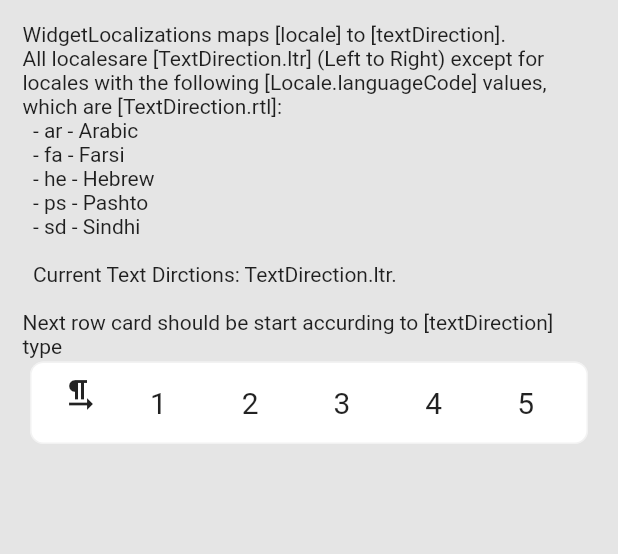
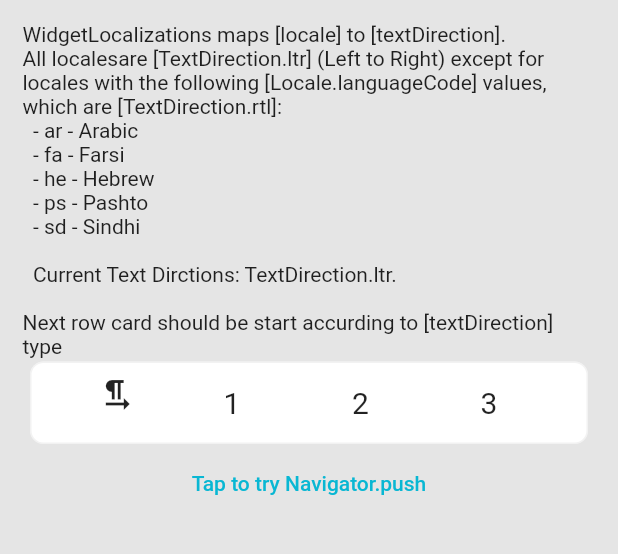
Before and after one commit to khalidfsh/flutter_localizations_tale, a Flutter app: the screen it shows after launch, on a phone screen of 412 x 824 dp, the part 156-710 px from its top. Run offline on Flutter 3.47's test engine with Material 2 defaults, Android fonts, the phone set to English and light mode, and no system bars.

Commit message:
Add Navigator example fo WidgetLocalizations

```diff
--- a/lib/TabViewPages/widget_localizations_page.dart
+++ b/lib/TabViewPages/widget_localizations_page.dart
@@ -17,7 +17,6 @@ class WidgetLocalizationsPage extends StatelessWidget {
           Text(
             textMessage(context),
             textDirection: TextDirection.ltr,
-            style: TextStyle(fontSize: 14),
           ),
           FlatRoundedCard(
             child: Row(
@@ -31,7 +30,7 @@ class WidgetLocalizationsPage extends StatelessWidget {
                       ? Icons.format_textdirection_l_to_r
                       : Icons.format_textdirection_r_to_l,
                 ),
-                for (num i = 1; i <= 5; i++)
+                for (num i = 1; i <= 3; i++)
                   Padding(
                     padding: EdgeInsets.all(15),
                     child: Text(i.toString(), style: TextStyle(fontSize: 20)),
@@ -39,6 +38,19 @@ class WidgetLocalizationsPage extends StatelessWidget {
               ],
             ),
           ),
+          FlatButton(textColor: Theme.of(context).primaryColor,
+            child: Text('Tap to try Navigator.push'),
+            onPressed: () {
+              Navigator.push(
+                context,
+                MaterialPageRoute(
+                  builder: (_) => Scaffold(
+                    appBar: AppBar(),
+                  ),
+                ),
+              );
+            },
+          )
         ],
       ),
     );
```
